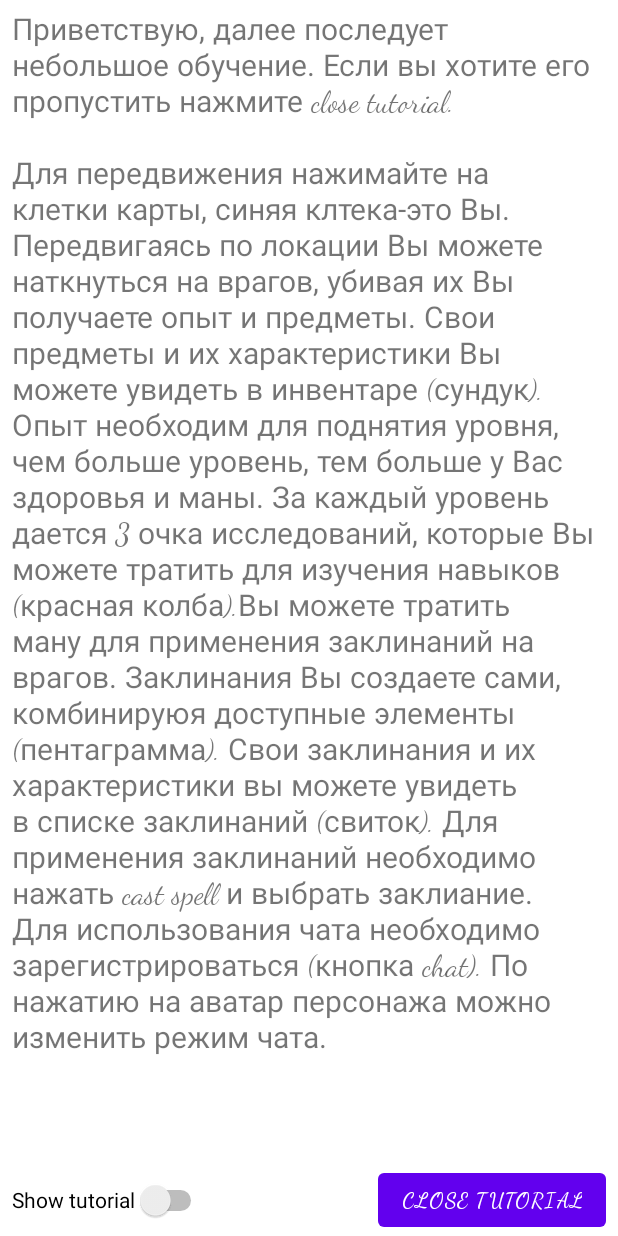
After one commit to Vaneyk1973/FinalProject, an Android app: the layout fragment_tutorial.xml on its own in the app's theme, with its tools: preview values and no code run, on a phone screen of 412 x 824 dp. The commit adds this screen. Run offline under Robolectric (Android 15) with nearby library versions, the phone set to English and light mode, and no system bars.

Commit message:
tutorial added

```diff
--- a/FinalProject/app/src/main/java/com/example/finalproject/fragments/ItemCharacteristicsFragment.java
+++ b/FinalProject/app/src/main/java/com/example/finalproject/fragments/ItemCharacteristicsFragment.java
@@ -22,7 +22,6 @@ public class ItemCharacteristicsFragment extends Fragment {
     private Item item;
 
 
-
     @Nullable
     @org.jetbrains.annotations.Nullable
     @Override
@@ -35,7 +34,7 @@ public class ItemCharacteristicsFragment extends Fragment {
         super.onViewCreated(view, savedInstanceState);
         Bitmap bm = Bitmap.createScaledBitmap
                 (MainActivity.b[0][0], MainActivity.category_image_width, MainActivity.category_image_width, false);
-        ImageView imageView=(ImageView)(getView().findViewById(R.id.category_image));
+        ImageView imageView = (ImageView) (getView().findViewById(R.id.category_image));
         imageView.setImageBitmap(bm);
     }
 
--- a/FinalProject/app/src/main/res/layout/activity_main.xml
+++ b/FinalProject/app/src/main/res/layout/activity_main.xml
@@ -26,7 +26,6 @@
         android:id="@+id/inventory"
         android:layout_width="match_parent"
         android:layout_height="match_parent" >
-
     </FrameLayout>
 
     <FrameLayout
@@ -40,6 +39,11 @@
         android:layout_height="match_parent" >
 
     </FrameLayout>
+
+    <FrameLayout
+        android:id="@+id/tutorial"
+        android:layout_width="match_parent"
+        android:layout_height="match_parent"/>
 
     <FrameLayout
         android:id="@+id/research_tree"
--- /dev/null
+++ b/FinalProject/app/src/main/res/layout/fragment_tutorial.xml
@@ -0,0 +1,58 @@
+<?xml version="1.0" encoding="utf-8"?>
+<androidx.constraintlayout.widget.ConstraintLayout xmlns:android="http://schemas.android.com/apk/res/android"
+    xmlns:app="http://schemas.android.com/apk/res-auto"
+    xmlns:tools="http://schemas.android.com/tools"
+    android:layout_width="match_parent"
+    android:layout_height="match_parent"
+    tools:context=".fragments.TutorialFragment">
+
+
+    <ScrollView
+        android:id="@+id/scrollView2"
+        android:layout_width="0dp"
+        android:layout_height="0dp"
+        android:layout_marginStart="8dp"
+        android:layout_marginTop="8dp"
+        android:layout_marginEnd="8dp"
+        app:layout_constraintBottom_toTopOf="@+id/close_tutorial"
+        app:layout_constraintEnd_toEndOf="parent"
+        app:layout_constraintHorizontal_bias="0.0"
+        app:layout_constraintStart_toStartOf="parent"
+        app:layout_constraintTop_toTopOf="parent"
+        app:layout_constraintVertical_bias="0.0">
+
+        <LinearLayout
+            android:layout_width="match_parent"
+            android:layout_height="wrap_content"
+            android:orientation="vertical">
+
+            <TextView
+                android:id="@+id/tutorial_text"
+                android:textSize="20dp"
+                android:fontFamily="cursive"
+                android:layout_width="match_parent"
+                android:layout_height="wrap_content"
+                android:text="Приветствую, далее последует небольшое обучение. Если вы хотите его пропустить нажмите close tutorial. \n \nДля передвижения нажимайте на клетки карты, синяя клтека-это Вы. Передвигаясь по локации Вы можете наткнуться на врагов, убивая их Вы получаете опыт и предметы. Свои предметы и их характеристики Вы можете увидеть в инвентаре (сундук). Опыт необходим для поднятия уровня, чем больше уровень, тем больше у Вас здоровья и маны. За каждый уровень дается 3 очка исследований, которые Вы можете тратить для изучения навыков (красная колба).Вы можете тратить ману для применения заклинаний на врагов. Заклинания Вы создаете сами, комбинируюя доступные элементы (пентаграмма). Свои заклинания и их характеристики вы можете увидеть в списке заклинаний (свиток). Для применения заклинаний необходимо нажать cast spell и выбрать заклиание. Для использования чата необходимо зарегистрироваться (кнопка chat). По нажатию на аватар персонажа можно изменить режим чата."/>
+        </LinearLayout>
+    </ScrollView>
+
+    <Button
+        android:id="@+id/close_tutorial"
+        android:layout_width="wrap_content"
+        android:layout_height="wrap_content"
+        android:layout_marginEnd="8dp"
+        android:text="Close tutorial"
+        android:fontFamily="cursive"
+        app:layout_constraintBottom_toBottomOf="parent"
+        app:layout_constraintEnd_toEndOf="parent" />
+
+    <Switch
+        android:id="@+id/show_tutorial"
+        android:layout_width="wrap_content"
+        android:layout_height="0dp"
+        android:layout_marginStart="8dp"
+        android:text="Show tutorial"
+        app:layout_constraintBottom_toBottomOf="parent"
+        app:layout_constraintStart_toStartOf="parent"
+        app:layout_constraintTop_toBottomOf="@+id/scrollView2" />
+</androidx.constraintlayout.widget.ConstraintLayout>
```
Also changed, not shown: FinalProject/app/src/main/java/com/example/finalproject/entities/Enemy.java (+12 -13 lines), FinalProject/app/src/main/java/com/example/finalproject/entities/Entity.java (+14 -13 lines), FinalProject/app/src/main/java/com/example/finalproject/fragments/ChatFragment.java (+33 -32 lines), FinalProject/app/src/main/java/com/example/finalproject/fragments/ChatMiniFragment.java (+33 -32 lines), FinalProject/app/src/main/java/com/example/finalproject/fragments/FightFragment.java (+20 -20 lines), FinalProject/app/src/main/java/com/example/finalproject/fragments/InventoryFragment.java (+18 -17 lines), FinalProject/app/src/main/java/com/example/finalproject/fragments/MainActivity.java (+10 -3 lines), FinalProject/app/src/main/java/com/example/finalproject/fragments/TutorialFragment.java (added, +54 -0 lines), FinalProject/app/src/main/res/layout/fragment_status_bar.xml (+5 -5 lines).
